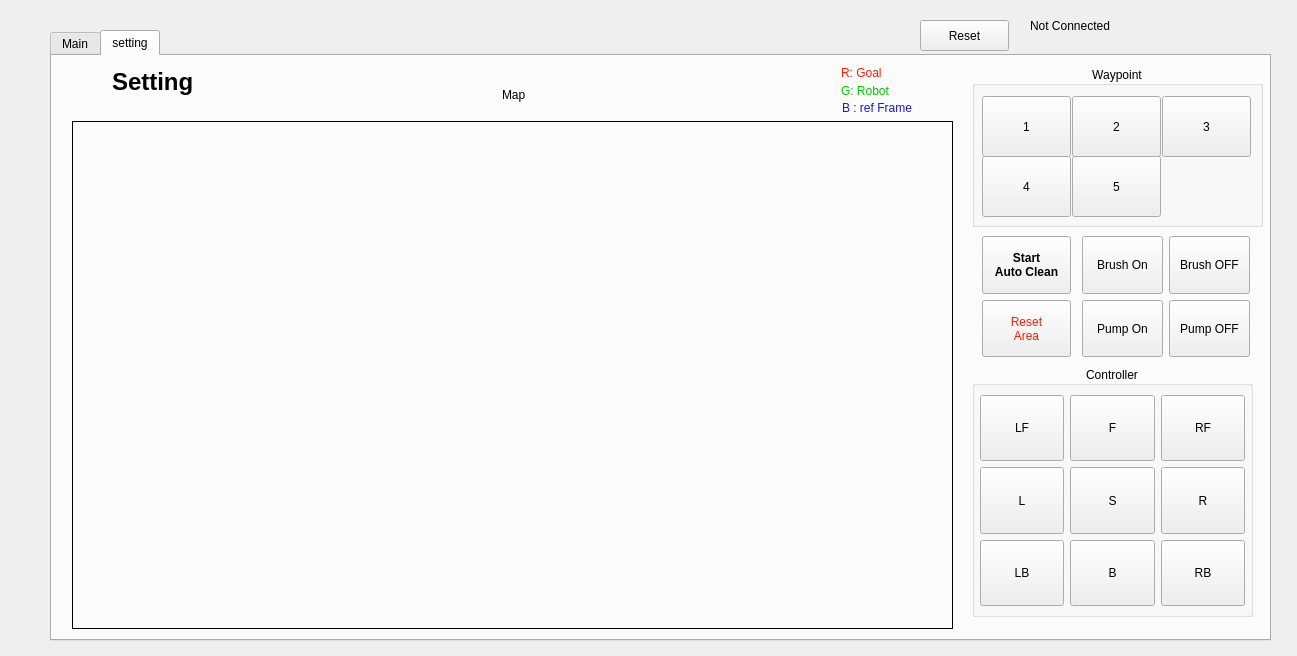
SiChiTong/Platform_ROS2_ws, file workspaces/self_drive_ws/src/platform_gui/src/widget.ui: the form before one commit.
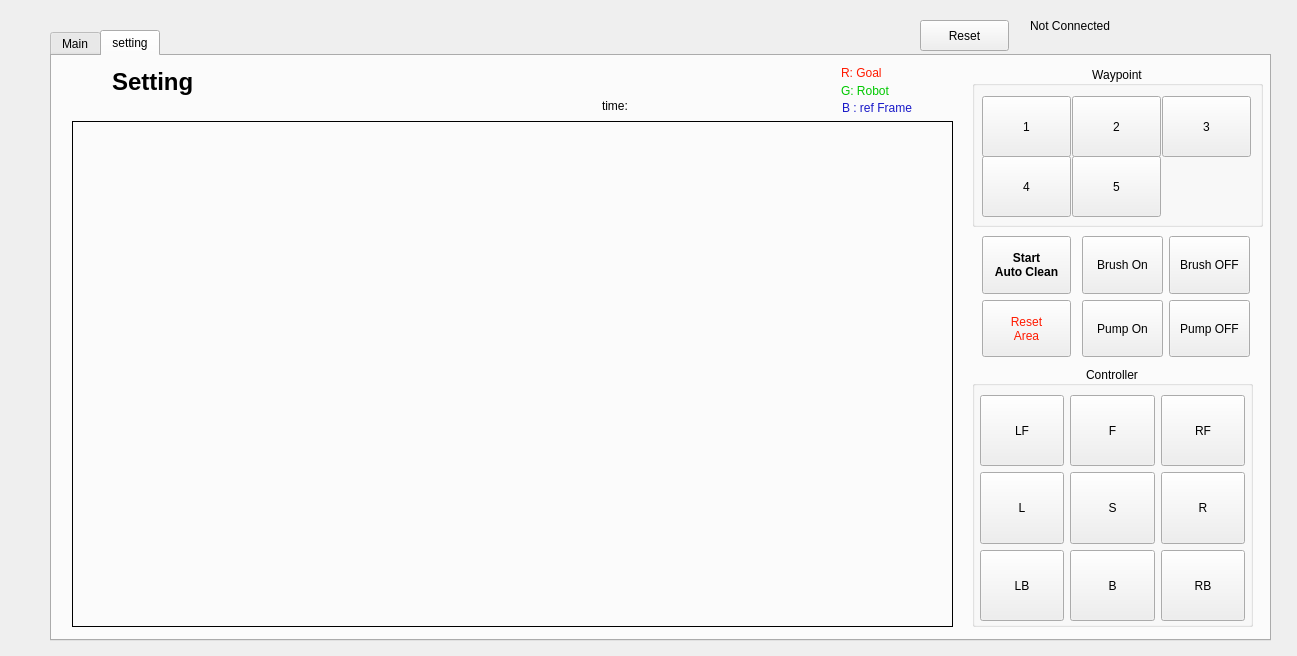
The form after the commit. Icons and pictures are not drawn. Custom widgets are drawn as their Qt base class.

```diff
--- a/workspaces/self_drive_ws/src/platform_gui/src/widget.ui
+++ b/workspaces/self_drive_ws/src/platform_gui/src/widget.ui
@@ -776,7 +776,7 @@
        <x>920</x>
        <y>310</y>
        <width>281</width>
-       <height>251</height>
+       <height>261</height>
       </rect>
      </property>
      <property name="title">
@@ -791,7 +791,7 @@
         <x>8</x>
         <y>29</y>
         <width>265</width>
-        <height>211</height>
+        <height>226</height>
        </rect>
       </property>
       <layout class="QGridLayout" name="gridLayout">
@@ -996,19 +996,6 @@
       </property>
      </widget>
     </widget>
-    <widget class="QLabel" name="lbl_map">
-     <property name="geometry">
-      <rect>
-       <x>450</x>
-       <y>30</y>
-       <width>67</width>
-       <height>17</height>
-      </rect>
-     </property>
-     <property name="text">
-      <string>Map</string>
-     </property>
-    </widget>
     <widget class="QLabel" name="lbl_map_R">
      <property name="geometry">
       <rect>
@@ -1063,7 +1050,7 @@
        <x>20</x>
        <y>65</y>
        <width>881</width>
-       <height>508</height>
+       <height>506</height>
       </rect>
      </property>
      <property name="styleSheet">
@@ -1149,7 +1136,7 @@
       </item>
      </layout>
     </widget>
-    <widget class="QWidget" name="">
+    <widget class="QWidget" name="layoutWidget">
      <property name="geometry">
       <rect>
        <x>930</x>
@@ -1198,6 +1185,19 @@
       </item>
      </layout>
     </widget>
+    <widget class="QLabel" name="lbl_time">
+     <property name="geometry">
+      <rect>
+       <x>550</x>
+       <y>40</y>
+       <width>231</width>
+       <height>20</height>
+      </rect>
+     </property>
+     <property name="text">
+      <string>time:</string>
+     </property>
+    </widget>
    </widget>
   </widget>
   <widget class="QLabel" name="label_2">
```
